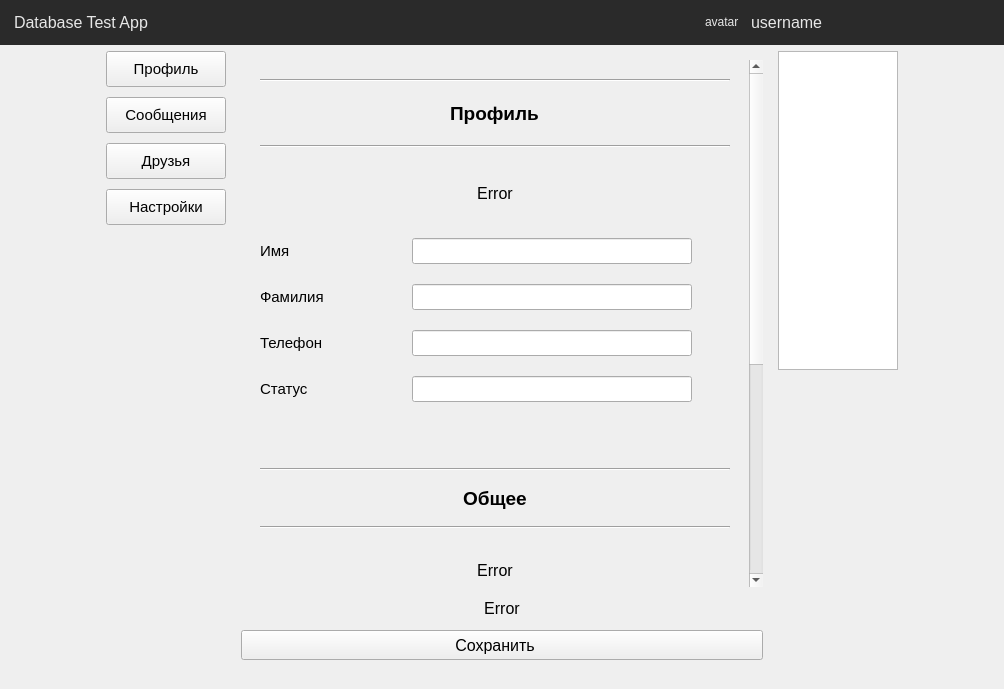
First picture: the form in ui/mainwindow.ui, repository Korostast/chat-database-project, before the edit.
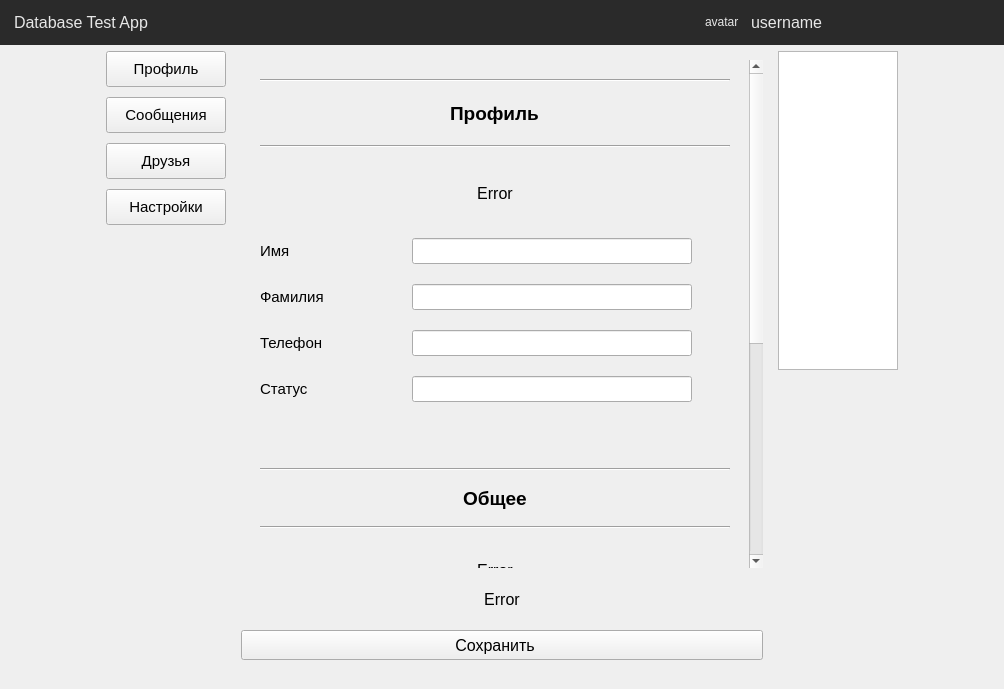
Second picture: the form after the edit. Icons and pictures are not drawn. Custom widgets are drawn as their Qt base class.

Commit message: Current user avatar is not showing bug fixed. UI improvements in settings.

What changed in the file:
```diff
--- a/ui/mainwindow.ui
+++ b/ui/mainwindow.ui
@@ -1799,7 +1799,7 @@
                  <property name="geometry">
                   <rect>
                    <x>0</x>
-                   <y>-44</y>
+                   <y>-446</y>
                    <width>505</width>
                    <height>956</height>
                   </rect>
@@ -2691,6 +2691,12 @@
               </item>
               <item alignment="Qt::AlignBottom">
                <widget class="QLabel" name="settings_save_label">
+                <property name="minimumSize">
+                 <size>
+                  <width>0</width>
+                  <height>38</height>
+                 </size>
+                </property>
                 <property name="font">
                  <font>
                   <pointsize>12</pointsize>
```
The commit also changes 4 other files.
